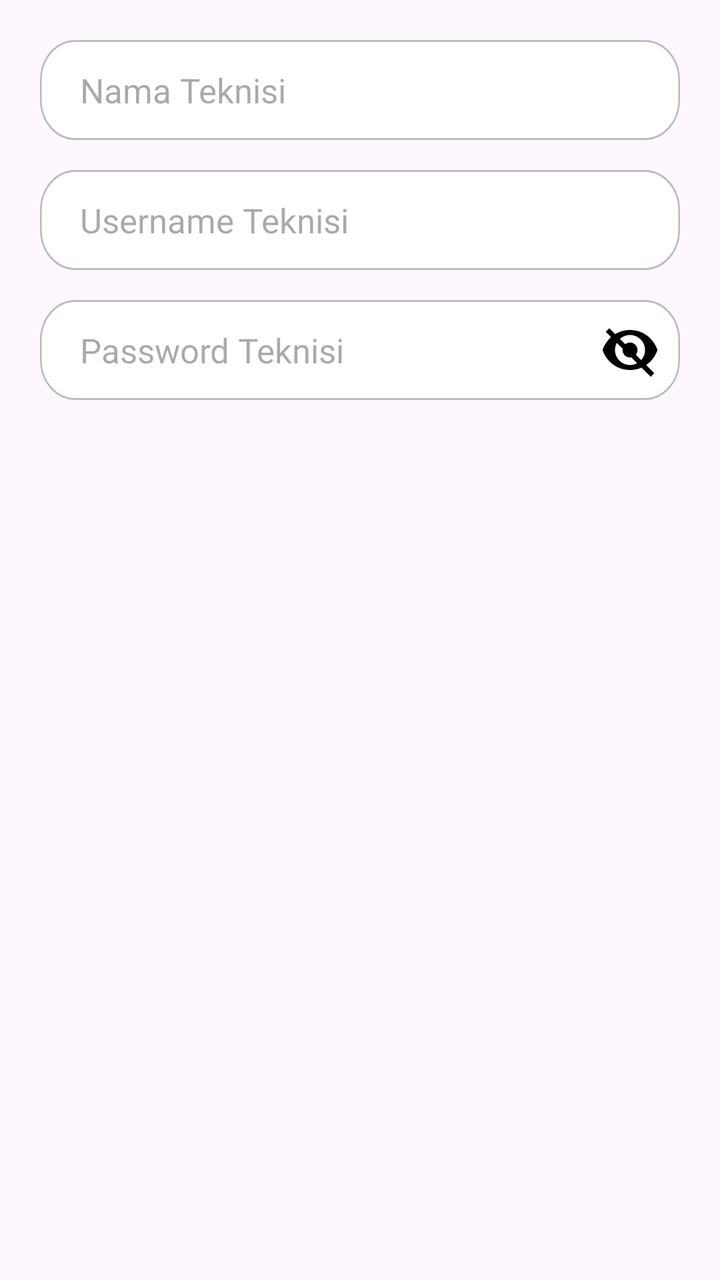
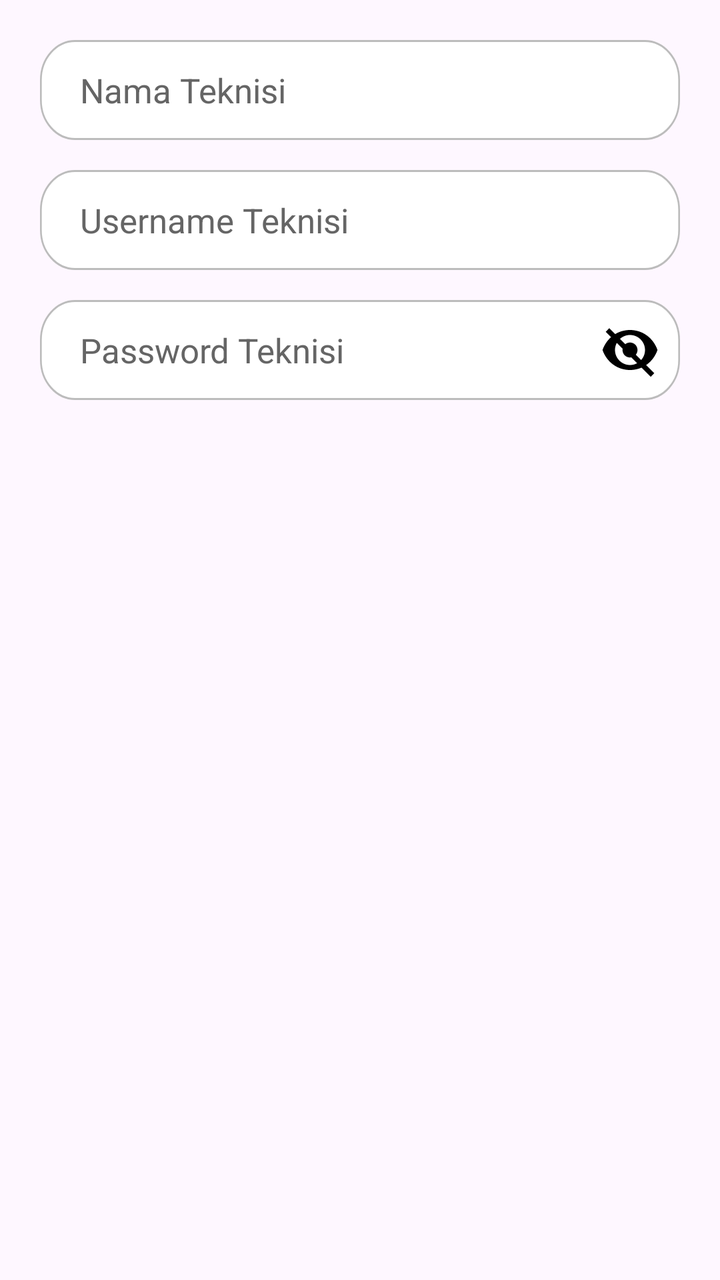

The first picture is an Android layout as it rendered before a commit; the second is the same layout after the commit. The layout source and the unified diff follow.
<!-- AndroidManifest.xml: application theme Theme.RefroTech -->
<!-- res/layout/dialog_add_technician.xml -->
<?xml version="1.0" encoding="utf-8"?>
<LinearLayout xmlns:android="http://schemas.android.com/apk/res/android"
    android:layout_width="match_parent"
    android:layout_height="wrap_content"
    android:orientation="vertical"
    android:padding="20dp">

    <EditText
        android:id="@+id/etTechnicianName"
        android:layout_width="match_parent"
        android:layout_height="wrap_content"
        android:hint="Nama Teknisi"
        android:background="@drawable/input_box_login"
        android:paddingStart="20dp"
        android:textSize="17sp"
        android:layout_marginBottom="15dp"
        android:inputType="textPersonName" />

    <EditText
        android:id="@+id/etTechnicianUsername"
        android:layout_width="match_parent"
        android:layout_height="wrap_content"
        android:hint="Username Teknisi"
        android:background="@drawable/input_box_login"
        android:paddingStart="20dp"
        android:textSize="17sp"
        android:layout_marginBottom="15dp"
        android:inputType="text" />

    
    <RelativeLayout
        android:layout_width="match_parent"
        android:layout_height="wrap_content">

        <EditText
            android:id="@+id/etTechnicianPassword"
            android:layout_width="match_parent"
            android:layout_height="wrap_content"
            android:hint="Password Teknisi"
            android:background="@drawable/input_box_login"
            android:paddingStart="20dp"
            android:paddingEnd="50dp"
            android:textSize="17sp"
            android:inputType="textPassword" />

        <ImageView
            android:id="@+id/btnTogglePassword"
            android:layout_width="30dp"
            android:layout_height="30dp"
            android:layout_alignParentEnd="true"
            android:layout_centerVertical="true"
            android:layout_marginEnd="10dp"
            android:src="@drawable/ic_eye_closed"
            android:contentDescription="toggle password" />

    </RelativeLayout>

</LinearLayout>
<!-- resources referenced by this layout -->
<resources>
  <!-- drawable ic_eye_closed (drawable) -->
  <vector xmlns:android="http://schemas.android.com/apk/res/android"
      android:width="24dp"
      android:height="24dp"
      android:viewportWidth="24"
      android:viewportHeight="24">
      <path
          android:fillColor="#000000"
          android:pathData="M12,4C7,4 2.73,7.11 1,12c1.73,4.89 6,8 11,8s9.27,-3.11 11,-8c-1.73,-4.89 -6,-8 -11,-8zM12,18c-3.31,0 -6,-2.69 -6,-6s2.69,-6 6,-6 6,2.69 6,6 -2.69,6 -6,6zM12,9c-1.66,0 -3,1.34 -3,3s1.34,3 3,3 3,-1.34 3,-3 -1.34,-3 -3,-3z" />
      <path
          android:fillColor="#000000"
          android:pathData="M3,4l18,18"
          android:strokeWidth="2"
          android:strokeColor="#000000"/>
  </vector>
  <!-- drawable input_box_login (drawable) -->
  <vector xmlns:android="http://schemas.android.com/apk/res/android"
      android:width="364dp"
      android:height="50dp"
      android:viewportWidth="364"
      android:viewportHeight="50">
    <path
        android:strokeWidth="1"
        android:pathData="M20,0.5L344,0.5A19.5,19.5 0,0 1,363.5 20L363.5,30A19.5,19.5 0,0 1,344 49.5L20,49.5A19.5,19.5 0,0 1,0.5 30L0.5,20A19.5,19.5 0,0 1,20 0.5z"
        android:fillColor="#ffffff"
        android:strokeColor="#BCBCBC"/>
  </vector>
  <style name="Theme.RefroTech" parent="Base.Theme.RefroTech" />
  <style name="Base.Theme.RefroTech" parent="Theme.Material3.DayNight.NoActionBar">
          
          
      </style>
</resources>

<!-- the commit's change to res/layout/dialog_add_technician.xml (unified diff, before → after) -->
@@ -13,6 +13,8 @@
         android:background="@drawable/input_box_login"
         android:paddingStart="20dp"
         android:textSize="17sp"
+        android:textColorHint="@color/Grey"
+        android:textColor="@color/black"
         android:layout_marginBottom="15dp"
         android:inputType="textPersonName" />
 
@@ -24,6 +26,8 @@
         android:background="@drawable/input_box_login"
         android:paddingStart="20dp"
         android:textSize="17sp"
+        android:textColorHint="@color/Grey"
+        android:textColor="@color/black"
         android:layout_marginBottom="15dp"
         android:inputType="text" />
 
@@ -41,6 +45,8 @@
             android:paddingStart="20dp"
             android:paddingEnd="50dp"
             android:textSize="17sp"
+            android:textColorHint="@color/Grey"
+            android:textColor="@color/black"
             android:inputType="textPassword" />
 
         <ImageView
<!-- resource entries referenced after the edit -->
@@ -1,5 +1,7 @@
 <!-- resources referenced by this layout -->
 <resources>
+  <color name="Grey">#656565</color>
+  <color name="black">#FF000000</color>
   <!-- drawable ic_eye_closed (drawable) -->
   <vector xmlns:android="http://schemas.android.com/apk/res/android"
       android:width="24dp"
